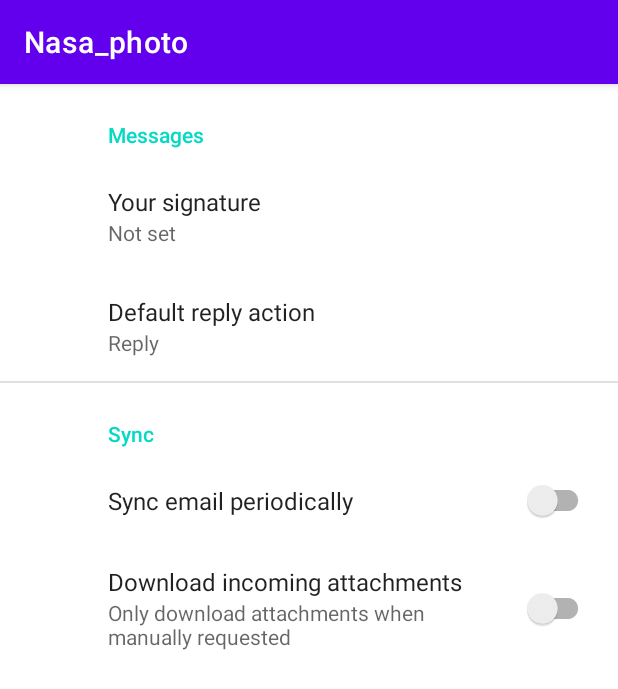
After one commit to lbuckl/Nasa_photo, an Android app: the fragment SettingsFragment placed in its activity, on a phone screen of 412 x 824 dp. The commit adds this screen. Shown: the top 689 px of the screen. Run offline under Robolectric (Android 15) with nearby library versions, the phone set to English and light mode, and no system bars; our stand-ins replace androidx.preference; pictures from the network do not load.

Commit message:
Lesson 1: Проработал анимацию FAB и добавил фрагмент настроек

```diff
--- a/app/build.gradle
+++ b/app/build.gradle
@@ -49,6 +49,7 @@ dependencies {
     implementation 'androidx.constraintlayout:constraintlayout:2.1.4'
     implementation 'androidx.lifecycle:lifecycle-livedata-ktx:2.5.1'
     implementation 'androidx.lifecycle:lifecycle-viewmodel-ktx:2.5.1'
+    implementation 'androidx.preference:preference:1.1.1'
     testImplementation 'junit:junit:4.13.2'
     androidTestImplementation 'androidx.test.ext:junit:1.1.3'
     androidTestImplementation 'androidx.test.espresso:espresso-core:3.4.0'
--- a/app/src/main/java/com/vados/nasa_photo/model/PictureDTO.kt
+++ b/app/src/main/java/com/vados/nasa_photo/model/PictureDTO.kt
@@ -8,6 +8,7 @@ class PictureDTO (
         @field:SerializedName("explanation") val explanation: String?, // описание изображения
         @field:SerializedName("title") val title: String?, //Название
         @field:SerializedName("date") val date: String?, //Дата изображения
+        @field:SerializedName("hdurl") val hdurl: String? //URL для загрузки в формате HD
 )
 
 //Notused
--- /dev/null
+++ b/app/src/main/java/com/vados/nasa_photo/ui/other/SettingsFragment.kt
@@ -0,0 +1,12 @@
+package com.vados.nasa_photo.ui.other
+
+import android.os.Bundle
+import androidx.preference.PreferenceFragmentCompat
+import com.vados.nasa_photo.R
+
+class SettingsFragment : PreferenceFragmentCompat() {
+
+    override fun onCreatePreferences(savedInstanceState: Bundle?, rootKey: String?) {
+        setPreferencesFromResource(R.xml.root_preferences, rootKey)
+    }
+}
--- a/app/src/main/java/com/vados/nasa_photo/utils/EquilateralImageView.kt
+++ b/app/src/main/java/com/vados/nasa_photo/utils/EquilateralImageView.kt
@@ -11,6 +11,7 @@ class EquilateralImageView @JvmOverloads constructor(
 ) : AppCompatImageView(context, attrs, defStyleAttr) {
 
     override fun onMeasure(widthMeasureSpec: Int, heightMeasureSpec: Int) {
-        super.onMeasure(widthMeasureSpec, widthMeasureSpec)
+        val heigh = widthMeasureSpec + widthMeasureSpec/2
+        super.onMeasure(widthMeasureSpec, heigh)
     }
 }
--- a/app/src/main/res/layout/fragment_picture_of_the_day.xml
+++ b/app/src/main/res/layout/fragment_picture_of_the_day.xml
@@ -1,7 +1,6 @@
 <?xml version="1.0" encoding="utf-8"?>
 <androidx.coordinatorlayout.widget.CoordinatorLayout
     xmlns:android="http://schemas.android.com/apk/res/android"
-    xmlns:tools="http://schemas.android.com/tools"
     android:layout_above="@+id/fragment_picture_of_the_day"
     xmlns:app="http://schemas.android.com/apk/res-auto"
     android:layout_width="match_parent"
@@ -57,8 +56,8 @@
         app:layout_anchor="@id/bottomSheetLine"
         app:layout_anchorGravity="top|end"
         app:backgroundTint="@color/design_default_color_primary"
+        app:navigationIcon="@drawable/ic_hamburger_menu_bottom_bar"
         app:fabAlignmentMode="center"
-        app:navigationIcon="@drawable/ic_hamburger_menu_bottom_bar"
         app:fabCradleMargin="@dimen/fabMargin"/>
 
     <com.google.android.material.floatingactionbutton.FloatingActionButton
@@ -66,6 +65,7 @@
         android:layout_width="wrap_content"
         android:layout_height="wrap_content"
         android:backgroundTint="@color/teal_200"
+        android:contentDescription="@string/fab"
         app:layout_anchor="@id/bottom_app_bar"
         app:srcCompat="@drawable/ic_plus_fab"
         app:tint="#FFFFFF" />
--- /dev/null
+++ b/app/src/main/res/values/arrays.xml
@@ -0,0 +1,12 @@
+<resources>
+    <!-- Reply Preference -->
+    <string-array name="reply_entries">
+        <item>Reply</item>
+        <item>Reply to all</item>
+    </string-array>
+
+    <string-array name="reply_values">
+        <item>reply</item>
+        <item>reply_all</item>
+    </string-array>
+</resources>
--- a/app/src/main/res/values/strings.xml
+++ b/app/src/main/res/values/strings.xml
@@ -7,6 +7,22 @@
     <string name="share">Share</string>
     <string name="like">Like</string>
     <string name="settings">Settings</string>
+    <string name="fab">FAB</string>
+
+    <!-- Preference Titles -->
+    <string name="messages_header">Messages</string>
+    <string name="sync_header">Sync</string>
+
+    <!-- Messages Preferences -->
+    <string name="signature_title">Your signature</string>
+    <string name="reply_title">Default reply action</string>
+
+    <!-- Sync Preferences -->
+    <string name="sync_title">Sync email periodically</string>
+    <string name="attachment_title">Download incoming attachments</string>
+    <string name="attachment_summary_on">Automatically download attachments for incoming emails
+    </string>
+    <string name="attachment_summary_off">Only download attachments when manually requested</string>
 
 
 </resources>
--- /dev/null
+++ b/app/src/main/res/xml/root_preferences.xml
@@ -0,0 +1,35 @@
+<PreferenceScreen xmlns:app="http://schemas.android.com/apk/res-auto">
+
+    <PreferenceCategory app:title="@string/messages_header">
+
+        <EditTextPreference
+            app:key="signature"
+            app:title="@string/signature_title"
+            app:useSimpleSummaryProvider="true" />
+
+        <ListPreference
+            app:defaultValue="reply"
+            app:entries="@array/reply_entries"
+            app:entryValues="@array/reply_values"
+            app:key="reply"
+            app:title="@string/reply_title"
+            app:useSimpleSummaryProvider="true" />
+
+    </PreferenceCategory>
+
+    <PreferenceCategory app:title="@string/sync_header">
+
+        <SwitchPreferenceCompat
+            app:key="sync"
+            app:title="@string/sync_title" />
+
+        <SwitchPreferenceCompat
+            app:dependency="sync"
+            app:key="attachment"
+            app:summaryOff="@string/attachment_summary_off"
+            app:summaryOn="@string/attachment_summary_on"
+            app:title="@string/attachment_title" />
+
+    </PreferenceCategory>
+
+</PreferenceScreen>
--- a/build.gradle
+++ b/build.gradle
@@ -2,7 +2,7 @@
 plugins {
     id 'com.android.application' version '7.2.1' apply false
     id 'com.android.library' version '7.2.1' apply false
-    id 'org.jetbrains.kotlin.android' version '1.6.10' apply false
+    id 'org.jetbrains.kotlin.android' version '1.6.21' apply false
 }
 
 task clean(type: Delete) {
```
Also changed, not shown: app/src/main/java/com/vados/nasa_photo/ui/picture/PictureOfTheDayFragment.kt (+14 -4 lines).
